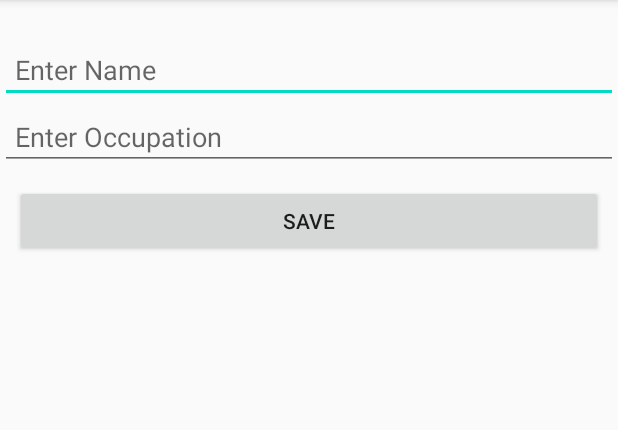
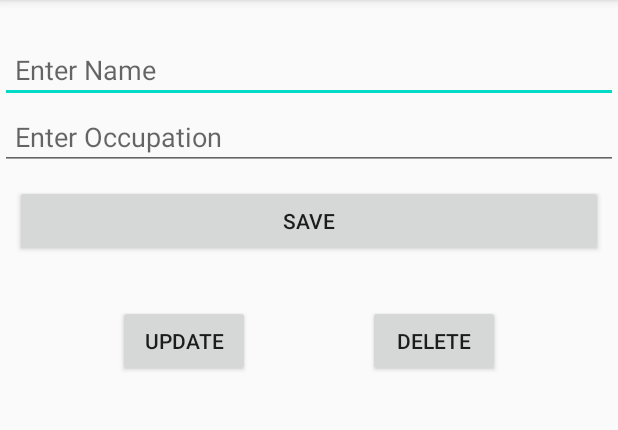
Before and after one commit to collau/ContactRoom, an Android app: the screen it shows after launch (NewContact), after a tap on "Plus button icon", on a phone screen of 412 x 824 dp, the part 84-514 px from its top. Run offline under Robolectric (Android 15) with nearby library versions, the phone set to English and light mode, and no system bars; our stand-ins replace Room's generated code.

Commit message:
5. Setting up the Update and Delete buttons - Update and Delete Buttons in NewContact screen - Populate name and occupation in NewContact if a contact is selected

```diff
--- a/app/src/main/java/com/fishnco/contactroom/MainActivity.java
+++ b/app/src/main/java/com/fishnco/contactroom/MainActivity.java
@@ -26,6 +26,7 @@ public class MainActivity extends AppCompatActivity implements RecyclerViewAdapt
 
     private static final int NEW_CONTACT_ACTIVITY_REQUEST_CODE = 1;
     private static final String TAG = "Clicked";
+    public static final String CONTACT_ID = "contact_id";
     private ContactViewModel contactViewModel;
     private TextView textView;
     private RecyclerView recyclerView;
@@ -94,5 +95,9 @@ public class MainActivity extends AppCompatActivity implements RecyclerViewAdapt
         Log.d(TAG, "onContactClick: " + position);
         Contact contact = Objects.requireNonNull(contactViewModel.allContacts.getValue()).get(position);
         Log.d(TAG, "onContactClick: " + contact.getName());
+
+        Intent intent = new Intent(MainActivity.this, NewContact.class);
+        intent.putExtra(CONTACT_ID, contact.getId());
+        startActivity(intent);
     }
 }
--- a/app/src/main/java/com/fishnco/contactroom/NewContact.java
+++ b/app/src/main/java/com/fishnco/contactroom/NewContact.java
@@ -9,6 +9,7 @@ import android.widget.EditText;
 import android.widget.Toast;
 
 import androidx.appcompat.app.AppCompatActivity;
+import androidx.lifecycle.Observer;
 import androidx.lifecycle.ViewModelProvider;
 
 import com.fishnco.contactroom.model.Contact;
@@ -34,6 +35,18 @@ public class NewContact extends AppCompatActivity {
         buttonSave = findViewById(R.id.button_save);
 
         contactViewModel = new ViewModelProvider.AndroidViewModelFactory(NewContact.this.getApplication()).create(ContactViewModel.class);
+
+        Bundle data = getIntent().getExtras();
+        if (data != null) {
+            int id = data.getInt(MainActivity.CONTACT_ID);
+            contactViewModel.get(id).observe(this, new Observer<Contact>() {
+                @Override
+                public void onChanged(Contact contact) {
+                    editText_name.setText(contact.getName());
+                    editText_occupation.setText(contact.getOccupation());
+                }
+            });
+        }
 
         buttonSave.setOnClickListener(new View.OnClickListener() {
             @Override
--- a/app/src/main/res/layout/activity_new_contact.xml
+++ b/app/src/main/res/layout/activity_new_contact.xml
@@ -8,12 +8,12 @@
 
     <EditText
         android:id="@+id/editText_contactName"
+        style="@style/formStyle"
         android:hint="@string/name_hint"
+        android:importantForAutofill="no"
         app:layout_constraintEnd_toEndOf="parent"
         app:layout_constraintStart_toStartOf="parent"
-        app:layout_constraintTop_toTopOf="parent"
-        style="@style/formStyle"
-        android:importantForAutofill="no" />
+        app:layout_constraintTop_toTopOf="parent" />
 
     <EditText
         android:id="@+id/editText_occupation"
@@ -38,4 +38,26 @@
         app:layout_constraintEnd_toEndOf="parent"
         app:layout_constraintStart_toStartOf="parent"
         app:layout_constraintTop_toBottomOf="@+id/editText_occupation" />
+
+    <Button
+        android:id="@+id/button_update"
+        android:layout_width="wrap_content"
+        android:layout_height="wrap_content"
+        android:layout_marginTop="32dp"
+        android:text="@string/text_update"
+        app:layout_constraintEnd_toStartOf="@+id/button_delete"
+        app:layout_constraintHorizontal_bias="0.5"
+        app:layout_constraintStart_toStartOf="parent"
+        app:layout_constraintTop_toBottomOf="@+id/button_save" />
+
+    <Button
+        android:id="@+id/button_delete"
+        android:layout_width="wrap_content"
+        android:layout_height="wrap_content"
+        android:layout_marginTop="32dp"
+        android:text="@string/text_delete"
+        app:layout_constraintEnd_toEndOf="parent"
+        app:layout_constraintHorizontal_bias="0.5"
+        app:layout_constraintStart_toEndOf="@+id/button_update"
+        app:layout_constraintTop_toBottomOf="@+id/button_save" />
 </androidx.constraintlayout.widget.ConstraintLayout>
--- a/app/src/main/res/values/strings.xml
+++ b/app/src/main/res/values/strings.xml
@@ -5,4 +5,6 @@
     <string name="text_save">Save</string>
     <string name="empty">Enter information</string>
     <string name="description_text">Plus button icon</string>
+    <string name="text_update">Update</string>
+    <string name="text_delete">Delete</string>
 </resources>
```
